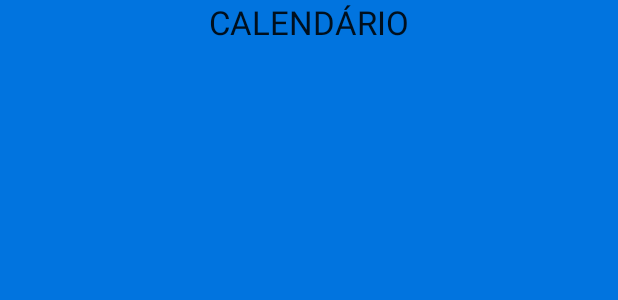
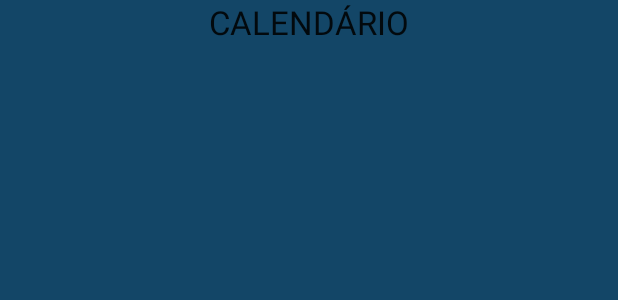
Before and after one commit to felipealb/dcFacil, an Android app: the layout calendario_layout.xml on its own in the app's theme, with its tools: preview values and no code run, on a phone screen of 412 x 824 dp. Shown: the top 300 px of the screen. Run offline under Robolectric (Android 15) with nearby library versions, the phone set to English and light mode, and no system bars.

Commit message:
Melhorado esquema de mudança de temas. Pequenas melhorias visuais

```diff
--- a/Cliente/DCFacil/app/src/main/res/layout/calendario_layout.xml
+++ b/Cliente/DCFacil/app/src/main/res/layout/calendario_layout.xml
@@ -1,7 +1,7 @@
 <?xml version="1.0" encoding="utf-8"?>
 <RelativeLayout xmlns:android="http://schemas.android.com/apk/res/android"
     android:layout_width="match_parent" android:layout_height="match_parent"
-    android:background="#0174DF">
+    android:theme="@style/TemaDark">
 
     <TextView
         android:layout_width="wrap_content"
--- a/Cliente/DCFacil/app/src/main/res/layout/cardapio_layout.xml
+++ b/Cliente/DCFacil/app/src/main/res/layout/cardapio_layout.xml
@@ -1,7 +1,7 @@
 <?xml version="1.0" encoding="utf-8"?>
 <RelativeLayout xmlns:android="http://schemas.android.com/apk/res/android"
     android:layout_width="match_parent" android:layout_height="match_parent"
-    android:background="#0174DF">
+    android:theme="@style/TemaDark">
 
     <TextView
         android:layout_width="wrap_content"
--- a/Cliente/DCFacil/app/src/main/res/layout/inicio_layout.xml
+++ b/Cliente/DCFacil/app/src/main/res/layout/inicio_layout.xml
@@ -1,7 +1,7 @@
 <?xml version="1.0" encoding="utf-8"?>
 <RelativeLayout xmlns:android="http://schemas.android.com/apk/res/android"
     android:layout_width="match_parent" android:layout_height="match_parent"
-    android:background="#0174DF">
+    android:background="#ff134667">
 
     <ImageView
         android:layout_width="wrap_content"
@@ -13,5 +13,5 @@
         android:layout_alignParentEnd="true"
         android:layout_marginRight="76dp"
         android:layout_marginEnd="76dp"
-        android:layout_marginBottom="123dp" />
+        android:layout_marginBottom="123dp"/>
 </RelativeLayout>
--- a/Cliente/DCFacil/app/src/main/res/layout/noticia_layout.xml
+++ b/Cliente/DCFacil/app/src/main/res/layout/noticia_layout.xml
@@ -1,7 +1,7 @@
 <?xml version="1.0" encoding="utf-8"?>
 <RelativeLayout xmlns:android="http://schemas.android.com/apk/res/android"
     android:layout_width="match_parent" android:layout_height="match_parent"
-    android:background="#0174DF">
+    android:theme="@style/TemaDark">
 
     <TextView
         android:layout_width="wrap_content"
--- a/Cliente/DCFacil/app/src/main/res/layout/sobre_layout.xml
+++ b/Cliente/DCFacil/app/src/main/res/layout/sobre_layout.xml
@@ -1,7 +1,7 @@
 <?xml version="1.0" encoding="utf-8"?>
 <RelativeLayout xmlns:android="http://schemas.android.com/apk/res/android"
     android:layout_width="match_parent" android:layout_height="match_parent"
-    android:background="#0174DF">
+    android:theme="@style/TemaDark">
 
     <TextView
         android:layout_width="wrap_content"
--- /dev/null
+++ b/Cliente/DCFacil/app/src/main/res/values/colors.xml
@@ -0,0 +1,4 @@
+<?xml version="1.0" encoding="utf-8"?>
+<resources>
+    <color name="bgColor">#ff134667</color>
+</resources>
--- a/Cliente/DCFacil/app/src/main/res/values/styles.xml
+++ b/Cliente/DCFacil/app/src/main/res/values/styles.xml
@@ -4,5 +4,8 @@
     <style name="AppTheme" parent="Theme.AppCompat.Light.DarkActionBar">
         <!-- Customize your theme here. -->
     </style>
+    <style name="TemaDark" parent="Theme.AppCompat.Light">
+        <item name="android:background">@color/bgColor</item>
+    </style>
 
 </resources>
```
Also changed, not shown: Cliente/DCFacil/app/src/main/res/drawable/logo.png, Cliente/DCFacil/app/src/main/res/drawable/logo2.png (added), Cliente/DCFacil/app/src/main/res/drawable/logo_dc_sn.png, 1 other file.
